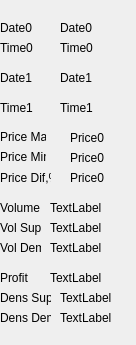
sergvcx/fnm, file DealView/WatchDialog.ui: the form before one commit.
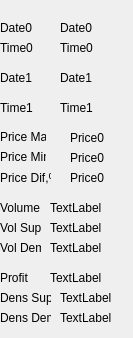
The form after the commit.

What changed in the file:
```diff
--- a/DealView/WatchDialog.ui
+++ b/DealView/WatchDialog.ui
@@ -1,12 +1,12 @@
 <ui version="4.0" >
  <class>Dialog</class>
- <widget class="QDialog" name="Dialog" >
-  <property name="geometry" >
+ <widget class="QDialog" name="Dialog">
+  <property name="geometry">
    <rect>
     <x>0</x>
     <y>0</y>
-    <width>136</width>
-    <height>345</height>
+    <width>133</width>
+    <height>338</height>
    </rect>
   </property>
   <property name="windowTitle" >
```
Left out of the diff: 161 changed lines with no effect on the pictures.
